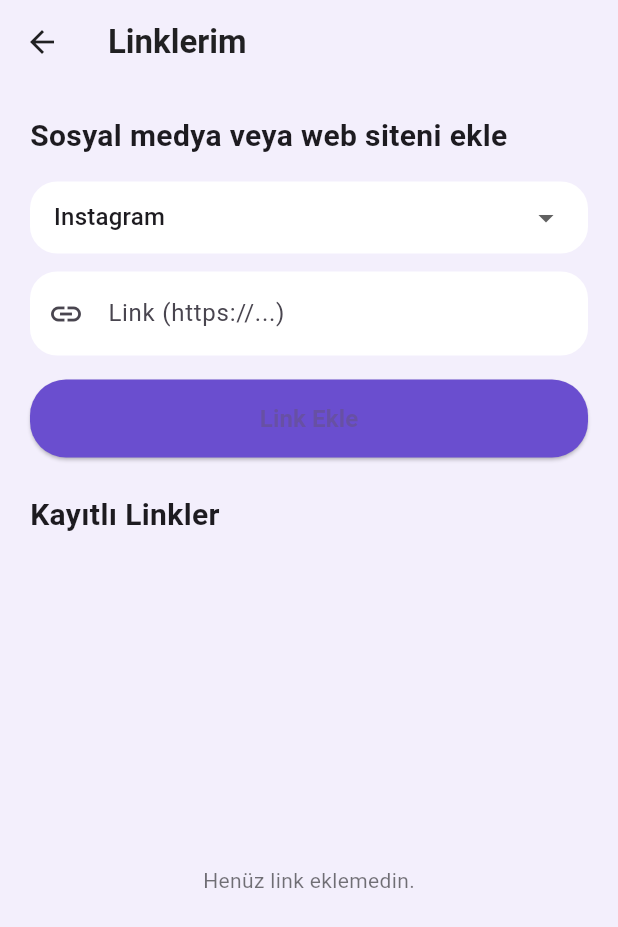
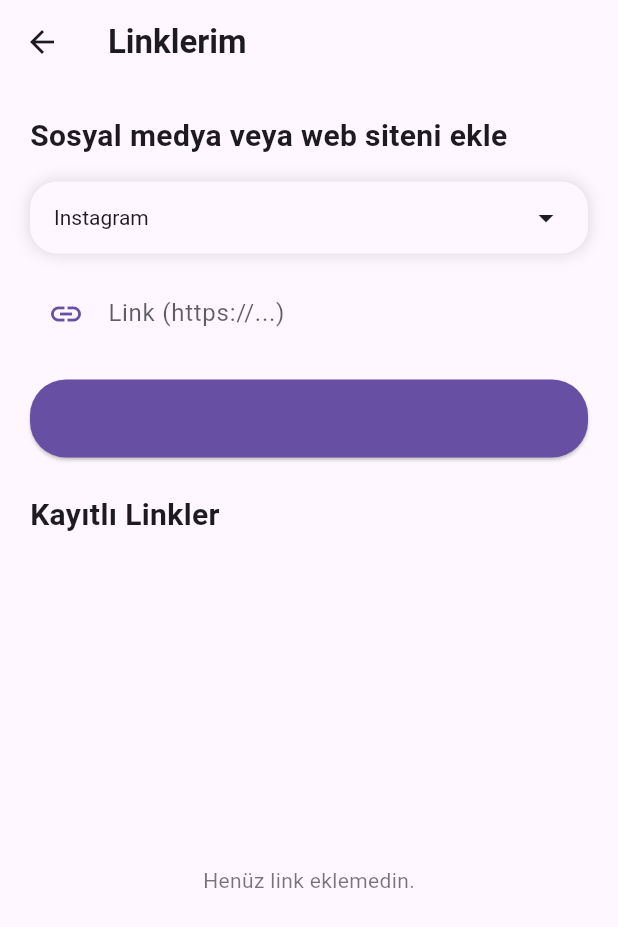
Before and after one commit to SharpShooter263/MySphereClean, a Flutter app: the LinksScreen screen opened directly, on a phone screen of 412 x 824 dp. Shown: the top 927 px of the screen. Run offline on Flutter 3.47's test engine with Material 3 defaults, Android fonts, the phone set to English and light mode, and no system bars; our stand-ins replace cloud_firestore, firebase_auth, firebase_core, qr_flutter, share_plus; accounts and stored records are empty.

Commit message:
Update links_screen.dart

```diff
--- a/lib/screens/links_screen.dart
+++ b/lib/screens/links_screen.dart
@@ -109,9 +109,13 @@ class _LinksScreenState extends State<LinksScreen> {
     _urlController.text = current["url"] ?? "";
     _selectedPlatform = current["platform"] ?? "Diğer";
 
+    final theme = Theme.of(context);
+    final colorScheme = theme.colorScheme;
+
     await showModalBottomSheet(
       context: context,
       isScrollControlled: true,
+      backgroundColor: theme.scaffoldBackgroundColor,
       shape: const RoundedRectangleBorder(
         borderRadius: BorderRadius.vertical(top: Radius.circular(22)),
       ),
@@ -126,11 +130,12 @@ class _LinksScreenState extends State<LinksScreen> {
           child: Column(
             mainAxisSize: MainAxisSize.min,
             children: [
-              const Text(
+              Text(
                 "Linki Düzenle",
                 style: TextStyle(
                   fontSize: 18,
                   fontWeight: FontWeight.bold,
+                  color: colorScheme.onBackground,
                 ),
               ),
               const SizedBox(height: 16),
@@ -168,7 +173,7 @@ class _LinksScreenState extends State<LinksScreen> {
                     );
                   },
                   style: ElevatedButton.styleFrom(
-                    backgroundColor: const Color(0xFF6A4ECF),
+                    backgroundColor: colorScheme.primary,
                     shape: RoundedRectangleBorder(
                       borderRadius: BorderRadius.circular(24),
                     ),
@@ -218,15 +223,30 @@ class _LinksScreenState extends State<LinksScreen> {
   }
 
   Widget _buildPlatformDropdown() {
+    final theme = Theme.of(context);
+    final colorScheme = theme.colorScheme;
+
     return Container(
       padding: const EdgeInsets.symmetric(horizontal: 16),
       decoration: BoxDecoration(
-        color: Colors.white,
+        color: theme.cardColor,
         borderRadius: BorderRadius.circular(18),
+        boxShadow: [
+          BoxShadow(
+            color: theme.shadowColor.withOpacity(0.12),
+            blurRadius: 8,
+            spreadRadius: 1,
+          ),
+        ],
       ),
       child: DropdownButtonHideUnderline(
         child: DropdownButton<String>(
           value: _selectedPlatform,
+          dropdownColor: theme.cardColor,
+          iconEnabledColor: colorScheme.onBackground,
+          style: TextStyle(
+            color: colorScheme.onBackground,
+          ),
           isExpanded: true,
           items: _platforms
               .map(
@@ -246,37 +266,49 @@ class _LinksScreenState extends State<LinksScreen> {
   }
 
   Widget _buildUrlField() {
+    final theme = Theme.of(context);
+    final colorScheme = theme.colorScheme;
+
     return TextField(
       controller: _urlController,
       keyboardType: TextInputType.url,
       decoration: InputDecoration(
         labelText: "Link (https://...)",
+        labelStyle: TextStyle(
+          color: colorScheme.onBackground.withOpacity(0.7),
+        ),
         filled: true,
-        fillColor: Colors.white,
-        prefixIcon: const Icon(Icons.link),
+        fillColor: theme.cardColor,
+        prefixIcon: Icon(Icons.link, color: colorScheme.primary),
         border: OutlineInputBorder(
           borderRadius: BorderRadius.circular(18),
           borderSide: BorderSide.none,
         ),
+      ),
+      style: TextStyle(
+        color: colorScheme.onBackground,
       ),
     );
   }
 
   @override
   Widget build(BuildContext context) {
+    final theme = Theme.of(context);
+    final colorScheme = theme.colorScheme;
+
     return Scaffold(
-      backgroundColor: const Color(0xFFF3EFFC),
+      backgroundColor: theme.scaffoldBackgroundColor,
       appBar: AppBar(
         backgroundColor: Colors.transparent,
         elevation: 0,
         leading: IconButton(
-          icon: const Icon(Icons.arrow_back, color: Colors.black87),
+          icon: Icon(Icons.arrow_back, color: colorScheme.onBackground),
           onPressed: () => Navigator.pop(context),
         ),
-        title: const Text(
+        title: Text(
           "Linklerim",
           style: TextStyle(
-            color: Colors.black87,
+            color: colorScheme.onBackground,
             fontWeight: FontWeight.bold,
           ),
         ),
@@ -286,11 +318,12 @@ class _LinksScreenState extends State<LinksScreen> {
         child: Column(
           crossAxisAlignment: CrossAxisAlignment.start,
           children: [
-            const Text(
+            Text(
               "Sosyal medya veya web siteni ekle",
               style: TextStyle(
                 fontSize: 20,
                 fontWeight: FontWeight.bold,
+                color: colorScheme.onBackground,
               ),
             ),
             const SizedBox(height: 16),
@@ -309,7 +342,7 @@ class _LinksScreenState extends State<LinksScreen> {
               child: ElevatedButton(
                 onPressed: _isSaving ? null : _addLink,
                 style: ElevatedButton.styleFrom(
-                  backgroundColor: const Color(0xFF6A4ECF),
+                  backgroundColor: colorScheme.primary,
                   shape: RoundedRectangleBorder(
                     borderRadius: BorderRadius.circular(24),
                   ),
@@ -331,26 +364,31 @@ class _LinksScreenState extends State<LinksScreen> {
 
             const SizedBox(height: 24),
 
-            const Text(
+            Text(
               "Kayıtlı Linkler",
               style: TextStyle(
                 fontSize: 20,
                 fontWeight: FontWeight.bold,
+                color: colorScheme.onBackground,
               ),
             ),
             const SizedBox(height: 12),
 
             Expanded(
               child: _links.isEmpty
-                  ? const Center(
+                  ? Center(
                       child: Text(
                         "Henüz link eklemedin.",
-                        style: TextStyle(color: Colors.black54),
+                        style: TextStyle(
+                          color:
+                              colorScheme.onBackground.withOpacity(0.6),
+                        ),
                       ),
                     )
                   : ListView.separated(
                       itemCount: _links.length,
-                      separatorBuilder: (_, __) => const SizedBox(height: 10),
+                      separatorBuilder: (_, __) =>
+                          const SizedBox(height: 10),
                       itemBuilder: (context, index) {
                         final item = _links[index];
                         final platform = item["platform"] ?? "";
@@ -362,11 +400,12 @@ class _LinksScreenState extends State<LinksScreen> {
                           child: Container(
                             padding: const EdgeInsets.all(16),
                             decoration: BoxDecoration(
-                              color: Colors.white,
+                              color: theme.cardColor,
                               borderRadius: BorderRadius.circular(18),
                               boxShadow: [
                                 BoxShadow(
-                                  color: Colors.grey.withOpacity(0.15),
+                                  color: theme.shadowColor
+                                      .withOpacity(0.12),
                                   blurRadius: 8,
                                   spreadRadius: 1,
                                 )
@@ -374,8 +413,10 @@ class _LinksScreenState extends State<LinksScreen> {
                             ),
                             child: Row(
                               children: [
-                                const Icon(Icons.link,
-                                    color: Color(0xFF6A4ECF)),
+                                Icon(
+                                  Icons.link,
+                                  color: colorScheme.primary,
+                                ),
                                 const SizedBox(width: 12),
                                 Expanded(
                                   child: Column(
@@ -384,9 +425,10 @@ class _LinksScreenState extends State<LinksScreen> {
                                     children: [
                                       Text(
                                         platform,
-                                        style: const TextStyle(
+                                        style: TextStyle(
                                           fontSize: 16,
                                           fontWeight: FontWeight.bold,
+                                          color: colorScheme.onBackground,
                                         ),
                                       ),
                                       const SizedBox(height: 4),
@@ -394,8 +436,9 @@ class _LinksScreenState extends State<LinksScreen> {
                                         url,
                                         maxLines: 1,
                                         overflow: TextOverflow.ellipsis,
-                                        style: const TextStyle(
-                                          color: Colors.black54,
+                                        style: TextStyle(
+                                          color: colorScheme.onBackground
+                                              .withOpacity(0.7),
                                         ),
                                       ),
                                     ],
@@ -403,12 +446,20 @@ class _LinksScreenState extends State<LinksScreen> {
                                 ),
                                 const SizedBox(width: 8),
                                 IconButton(
-                                  icon: const Icon(Icons.edit, size: 20),
+                                  icon: Icon(
+                                    Icons.edit,
+                                    size: 20,
+                                    color: colorScheme.onBackground
+                                        .withOpacity(0.8),
+                                  ),
                                   onPressed: () => _editLink(index),
                                 ),
                                 IconButton(
-                                  icon: const Icon(Icons.delete_outline,
-                                      size: 20),
+                                  icon: Icon(
+                                    Icons.delete_outline,
+                                    size: 20,
+                                    color: colorScheme.error,
+                                  ),
                                   onPressed: () => _deleteLink(index),
                                 ),
                               ],
```
